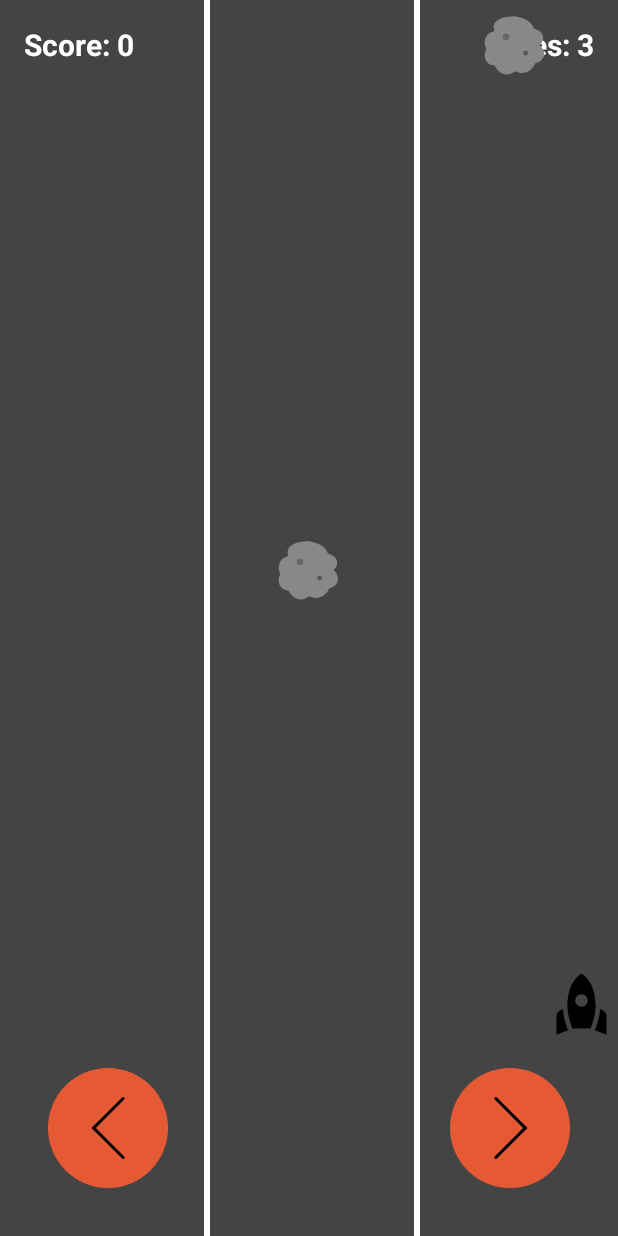
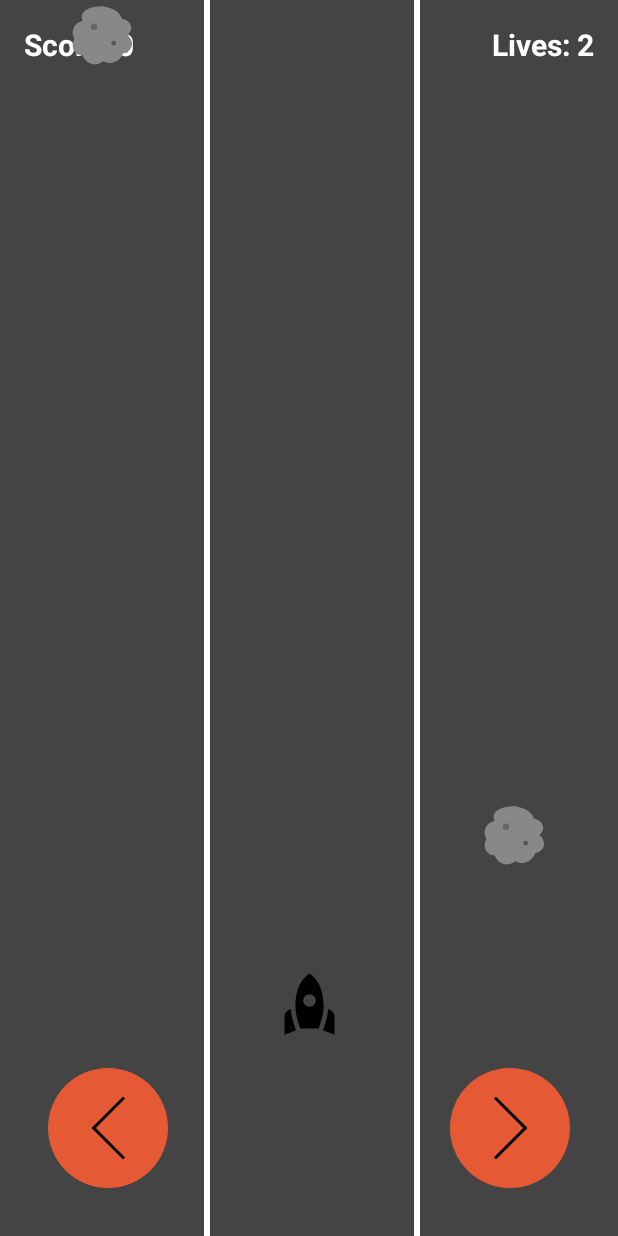
Before and after one commit to silverhawkjr11/mobile_dev_HW1, an Android app: the screen it shows after launch (GameActivity), after a tap on "Start Game", on a phone screen of 412 x 824 dp. Run offline under Robolectric (Android 15) with nearby library versions, the phone set to English and light mode, and no system bars.

Commit message:
Update obstacle speed and generation interval; enhance car positioning logic
**works**

```diff
--- a/app/src/main/java/com/example/myapplication/GameActivity.kt
+++ b/app/src/main/java/com/example/myapplication/GameActivity.kt
@@ -23,8 +23,8 @@ class GameActivity : AppCompatActivity() {
     companion object {
         private const val TAG = "GameActivity" // For logging
         private const val INITIAL_LIVES = 3
-        private const val OBSTACLE_SPEED_PIXELS_PER_TICK = 15 // Speed of obstacles
-        private const val OBSTACLE_GENERATION_INTERVAL_MS = 1800L // Time between new obstacles
+        private const val OBSTACLE_SPEED_PIXELS_PER_TICK = 40 // Speed of obstacles
+        private const val OBSTACLE_GENERATION_INTERVAL_MS = 1000L // Time between new obstacles
         private const val GAME_UPDATE_INTERVAL_MS = 50L // Game loop refresh rate
         private const val OBSTACLE_SIZE_DP = 55 // Desired obstacle size in DP
         private const val CAR_HITBOX_SCALE_FACTOR = 0.75f // e.g., 75% of visual size
@@ -118,20 +118,38 @@ class GameActivity : AppCompatActivity() {
     }
 
     private fun positionCarInCurrentLane() {
+        Log.d(TAG, "positionCarInCurrentLane() CALLED for lane: $currentCarLane")
         if (currentCarLane < 0 || currentCarLane >= laneCenterPositionsX.size || carVisualWidthPixels == 0) {
-            Log.e(TAG, "Cannot position car: Invalid lane or car width not measured. Lane: $currentCarLane, CarWidth: $carVisualWidthPixels")
+            Log.e(TAG, "CANNOT position car: Invalid lane ($currentCarLane), or car width ($carVisualWidthPixels), or screen width ($screenWidthPixels) is zero.")
+            Log.e(TAG, "Lane Centers X: L0=${laneCenterPositionsX.getOrNull(0)}, L1=${laneCenterPositionsX.getOrNull(1)}, L2=${laneCenterPositionsX.getOrNull(2)}")
             return
         }
+
+        // The center of the lane we are aiming for.
         val targetCarCenterX = laneCenterPositionsX[currentCarLane]
-        val targetTranslationX = (targetCarCenterX - carVisualWidthPixels / 2).toFloat()
+
+        // THE FIX:
+        // Calculate the translation needed to move the car from the screen's center
+        // to the lane's center.
+        val targetTranslationX = (targetCarCenterX - screenWidthPixels / 2).toFloat()
+
+        Log.d(TAG, "Car current translationX BEFORE setting: ${carImageView.translationX}, Car current visual X BEFORE: ${carImageView.x}")
+        Log.d(TAG, "For lane $currentCarLane: TargetCenter=$targetCarCenterX, ScreenCenter=${screenWidthPixels/2}. Calculated targetTranslationX: $targetTranslationX")
+
         carImageView.translationX = targetTranslationX
-        Log.d(TAG, "Positioned car in lane $currentCarLane at translationX: $targetTranslationX (Car actual X: ${carImageView.x})")
+
+        Log.d(TAG, "Car translationX AFTER setting: ${carImageView.translationX}, Car visual X AFTER setting: ${carImageView.x} (for lane $currentCarLane)")
     }
 
+
     private fun moveCarLeft() {
+        Log.d(TAG, "moveCarLeft() TAPPED. currentCarLane BEFORE: $currentCarLane, isGameRunning: $isGameRunning")
         if (currentCarLane > 0) {
             currentCarLane--
+            Log.d(TAG, "moveCarLeft() - currentCarLane AFTER decrement: $currentCarLane")
             positionCarInCurrentLane()
+        } else {
+            Log.d(TAG, "moveCarLeft() - Condition not met (currentCarLane was already 0 or less). currentCarLane: $currentCarLane")
         }
     }
 
--- a/gradle/libs.versions.toml
+++ b/gradle/libs.versions.toml
@@ -1,5 +1,5 @@
 [versions]
-agp = "8.9.1"
+agp = "8.10.1"
 kotlin = "2.0.21"
 coreKtx = "1.10.1"
 junit = "4.13.2"
```
